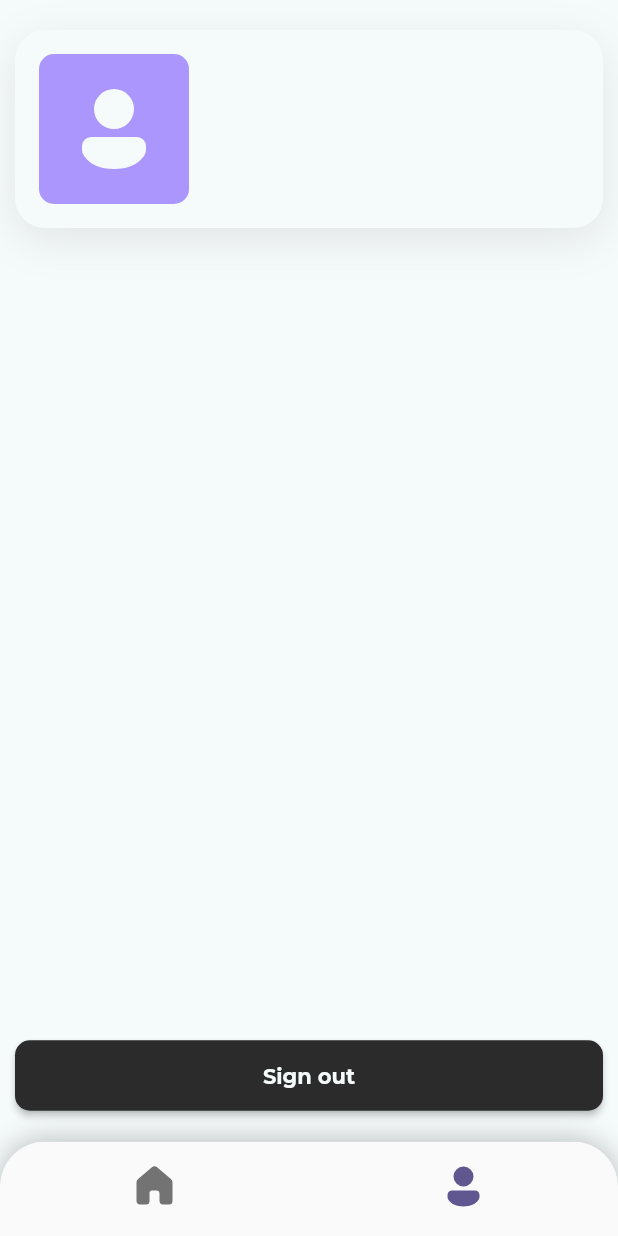
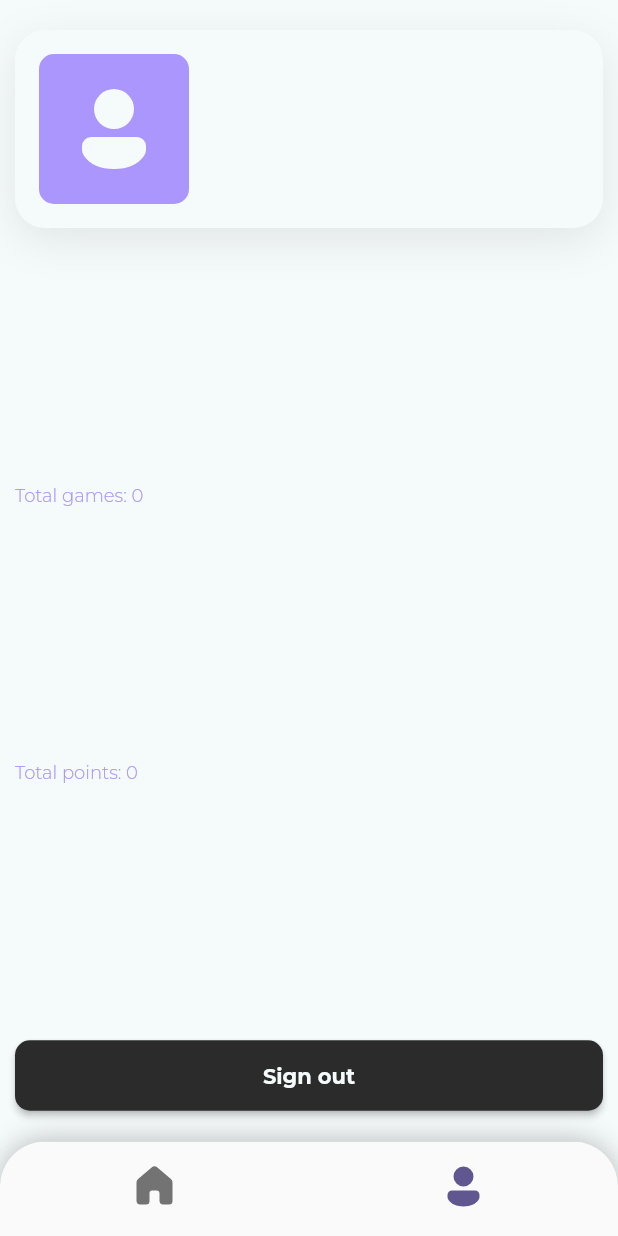
Before and after one commit to cyclexit/object_guesser, a Flutter app: the screen it shows once a user with an empty profile is signed in, item 2 of the bottom bar chosen, on a phone screen of 412 x 824 dp. Run offline on Flutter 3.47's test engine with Material 2 defaults, Android fonts, the phone set to English and light mode, and no system bars; our stand-ins replace cloud_firestore, firebase_auth, firebase_core, fluentui_system_icons, font_awesome_flutter, google_fonts and 3 more; accounts and stored records are empty; network calls fail.

Commit message:
Display the user game history data as text

```diff
--- a/lib/pages/profile_page.dart
+++ b/lib/pages/profile_page.dart
@@ -1,5 +1,7 @@
 import 'package:flutter/material.dart';
+import 'package:provider/provider.dart';
 
+import 'package:object_guesser/models/user/user_game_history.dart';
 import 'package:object_guesser/pages/main_page.dart';
 import 'package:object_guesser/services/auth.dart';
 import 'package:object_guesser/widgets/profile_info_card.dart';
@@ -23,6 +25,8 @@ class _ProfilePageState extends State<ProfilePage> {
   @override
   Widget build(BuildContext context) {
     final user = AuthService().user;
+    final UserGameHistory userGameHistory =
+        Provider.of<UserGameHistory>(context);
     return SafeArea(
         child: Padding(
       padding: const EdgeInsets.symmetric(horizontal: 10.0, vertical: 20.0),
@@ -31,6 +35,10 @@ class _ProfilePageState extends State<ProfilePage> {
         crossAxisAlignment: CrossAxisAlignment.stretch,
         children: [
           ProfileInfoCard(user: user!),
+          const Spacer(),
+          Text("Total games: ${userGameHistory.gameRecords.length}"),
+          const Spacer(),
+          Text("Total points: ${userGameHistory.totalPoints}"),
           const Spacer(),
           ElevatedButton(
               onPressed: _signOut,
```
